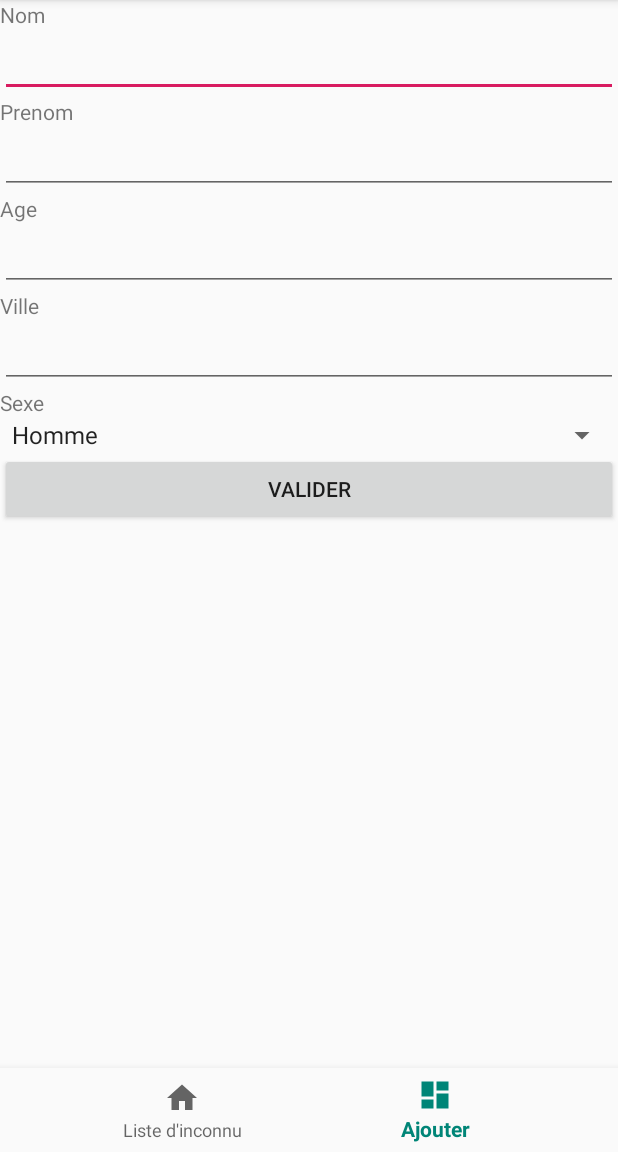
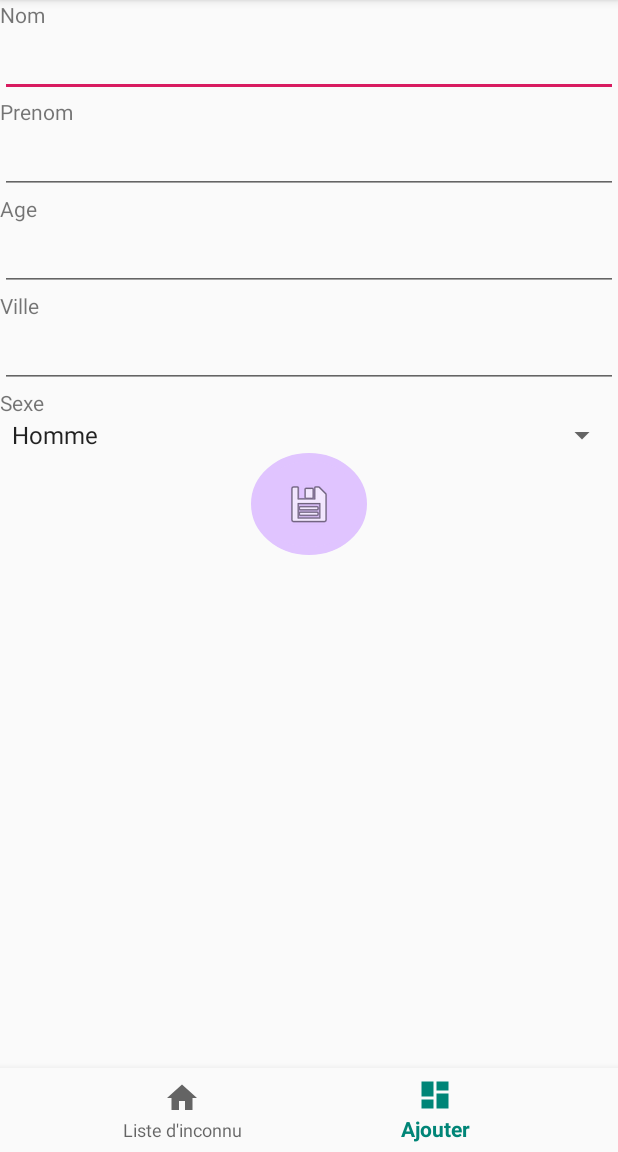
Before and after one commit to haroldconan/MeteoInconnu, an Android app: the screen it shows after launch (AjouterActivity), item 2 of the bottom bar chosen, on a phone screen of 412 x 824 dp, the part 84-1236 px from its top. Run offline under Robolectric (Android 15) with nearby library versions, the phone set to English and light mode, and no system bars; our stand-ins replace Picasso; pictures from the network do not load.

Commit message:
ajout custom button & activity

```diff
--- a/app/src/main/AndroidManifest.xml
+++ b/app/src/main/AndroidManifest.xml
@@ -9,7 +9,8 @@
         android:roundIcon="@mipmap/ic_launcher_round"
         android:supportsRtl="true"
         android:theme="@style/AppTheme">
-        <activity android:name=".MeteoActivity"></activity>
+        <activity android:name=".ParametreActivity"></activity>
+        <activity android:name=".MeteoActivity" />
         <activity android:name=".DetailActivity" />
         <activity
             android:name=".AjouterActivity"
--- a/app/src/main/java/com/tp/meteoinconnu/AjouterActivity.java
+++ b/app/src/main/java/com/tp/meteoinconnu/AjouterActivity.java
@@ -13,14 +13,14 @@ import androidx.annotation.NonNull;
 import android.text.TextUtils;
 import android.view.MenuItem;
 import android.view.View;
-import android.widget.Button;
 import android.widget.EditText;
+import android.widget.ImageButton;
 import android.widget.Spinner;
 
 public class AjouterActivity extends AppCompatActivity {
     public EditText nom, prenom, age, ville;
     public Spinner sexe;
-    public Button btnValider;
+    public ImageButton btnValider;
     public AlertDialog.Builder alertDialogBuilder;
 
     private BottomNavigationView.OnNavigationItemSelectedListener mOnNavigationItemSelectedListener
--- a/app/src/main/java/com/tp/meteoinconnu/DetailActivity.java
+++ b/app/src/main/java/com/tp/meteoinconnu/DetailActivity.java
@@ -3,7 +3,6 @@ package com.tp.meteoinconnu;
 import androidx.annotation.NonNull;
 import androidx.appcompat.app.AppCompatActivity;
 
-import android.content.Intent;
 import android.os.Bundle;
 import android.view.MenuItem;
 import android.widget.TextView;
--- a/app/src/main/java/com/tp/meteoinconnu/MainActivity.java
+++ b/app/src/main/java/com/tp/meteoinconnu/MainActivity.java
@@ -35,6 +35,7 @@ import com.google.gson.JsonParser;
 public class MainActivity extends AppCompatActivity {
     public static final int AJOUT_PERS_REQUEST_CODE = 1;
     public static final int METEO_REQUEST_CODE = 2;
+    public static final int PARAMETRE_REQUEST_CODE = 3;
     public static final String KEY_NOM = "NOM";
     public static final String KEY_PRENOM = "PRENOM";
     public static final String KEY_AGE = "AGE";
@@ -87,7 +88,8 @@ public class MainActivity extends AppCompatActivity {
             return true;
         }
         if ( id == R.id.menuparam){
-
+            Intent intent = new Intent(MainActivity.this, ParametreActivity.class);
+            startActivityForResult(intent, PARAMETRE_REQUEST_CODE);
             return true;
         }
 
--- /dev/null
+++ b/app/src/main/res/drawable/button_bg_round.xml
@@ -0,0 +1,9 @@
+<selector xmlns:android="http://schemas.android.com/apk/res/android">
+    <item>
+        <shape android:shape="oval">
+            <stroke android:color="#E0C4FF" android:width="5dp" />
+            <solid android:color="#E0C4FF"/>
+            <size android:width="150dp" android:height="150dp"/>
+        </shape>
+    </item>
+</selector>
--- a/app/src/main/res/layout/activity_ajouter.xml
+++ b/app/src/main/res/layout/activity_ajouter.xml
@@ -9,6 +9,7 @@
     <LinearLayout
         android:layout_width="match_parent"
         android:layout_height="match_parent"
+        android:gravity="center_horizontal"
         android:orientation="vertical"
         app:layout_constraintBottom_toTopOf="@+id/nav_view"
         app:layout_constraintEnd_toEndOf="parent"
@@ -79,11 +80,12 @@
             android:layout_height="wrap_content"
             android:entries="@array/sexe" />
 
-        <Button
+        <ImageButton
             android:id="@+id/btnFinishAdd"
-            android:layout_width="match_parent"
-            android:layout_height="wrap_content"
-            android:text="@string/btnFinishAdd" />
+            android:layout_width="77dp"
+            android:layout_height="68dp"
+            android:background="@drawable/button_bg_round"
+            app:srcCompat="@android:drawable/ic_menu_save" />
 
     </LinearLayout>
 
```
Also changed, not shown: app/src/main/java/com/tp/meteoinconnu/ParametreActivity.java (added, +35 -0 lines), app/src/main/res/layout/activity_parametre.xml (added, +19 -0 lines).
